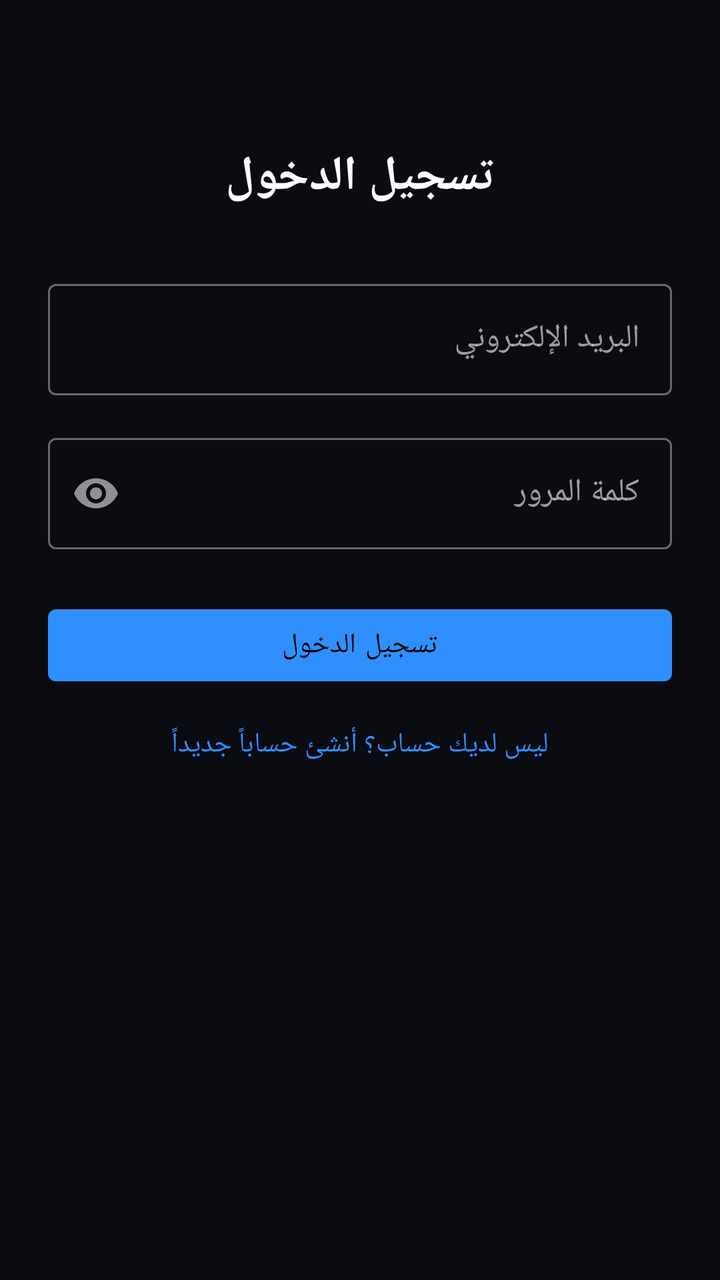
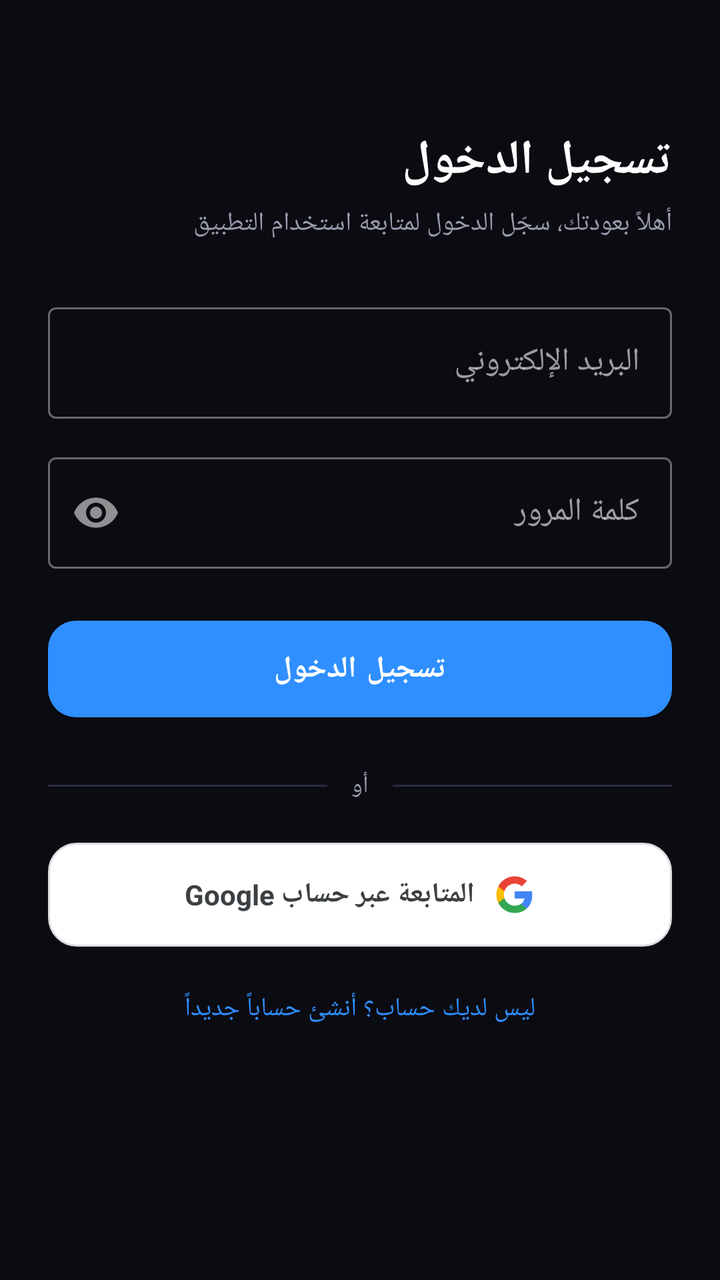

Compare the two renders of this Android layout. The source of the first and the diff that turns it into the second are given below.
<!-- AndroidManifest.xml: application theme Theme.Aqar -->
<!-- res/layout/fragment_login.xml -->
<?xml version="1.0" encoding="utf-8"?>
<androidx.constraintlayout.widget.ConstraintLayout xmlns:android="http://schemas.android.com/apk/res/android"
    xmlns:app="http://schemas.android.com/apk/res-auto"
    android:layout_width="match_parent"
    android:layout_height="match_parent"
    android:background="@color/background_dark"
    android:padding="24dp">

    <TextView
        android:id="@+id/loginTitle"
        android:layout_width="wrap_content"
        android:layout_height="wrap_content"
        android:layout_marginTop="48dp"
        android:text="تسجيل الدخول"
        android:textColor="@color/text_primary"
        android:textSize="24sp"
        android:textStyle="bold"
        app:layout_constraintTop_toTopOf="parent"
        app:layout_constraintStart_toStartOf="parent"
        app:layout_constraintEnd_toEndOf="parent" />

    <com.google.android.material.textfield.TextInputLayout
        android:id="@+id/emailLayout"
        style="@style/Widget.MaterialComponents.TextInputLayout.OutlinedBox"
        android:layout_width="0dp"
        android:layout_height="wrap_content"
        android:layout_marginTop="32dp"
        android:hint="البريد الإلكتروني"
        app:layout_constraintTop_toBottomOf="@id/loginTitle"
        app:layout_constraintStart_toStartOf="parent"
        app:layout_constraintEnd_toEndOf="parent">

        <com.google.android.material.textfield.TextInputEditText
            android:id="@+id/emailInput"
            android:layout_width="match_parent"
            android:layout_height="wrap_content"
            android:inputType="textEmailAddress" />
    </com.google.android.material.textfield.TextInputLayout>

    <com.google.android.material.textfield.TextInputLayout
        android:id="@+id/passwordLayout"
        style="@style/Widget.MaterialComponents.TextInputLayout.OutlinedBox"
        android:layout_width="0dp"
        android:layout_height="wrap_content"
        android:layout_marginTop="16dp"
        android:hint="كلمة المرور"
        app:passwordToggleEnabled="true"
        app:layout_constraintTop_toBottomOf="@id/emailLayout"
        app:layout_constraintStart_toStartOf="parent"
        app:layout_constraintEnd_toEndOf="parent">

        <com.google.android.material.textfield.TextInputEditText
            android:id="@+id/passwordInput"
            android:layout_width="match_parent"
            android:layout_height="wrap_content"
            android:inputType="textPassword" />
    </com.google.android.material.textfield.TextInputLayout>

    <TextView
        android:id="@+id/errorText"
        android:layout_width="0dp"
        android:layout_height="wrap_content"
        android:layout_marginTop="8dp"
        android:textColor="#FF5252"
        android:visibility="gone"
        app:layout_constraintTop_toBottomOf="@id/passwordLayout"
        app:layout_constraintStart_toStartOf="parent"
        app:layout_constraintEnd_toEndOf="parent" />

    <Button
        android:id="@+id/loginButton"
        android:layout_width="0dp"
        android:layout_height="wrap_content"
        android:layout_marginTop="24dp"
        android:text="تسجيل الدخول"
        app:layout_constraintTop_toBottomOf="@id/errorText"
        app:layout_constraintStart_toStartOf="parent"
        app:layout_constraintEnd_toEndOf="parent" />

    <TextView
        android:id="@+id/goToRegisterText"
        android:layout_width="wrap_content"
        android:layout_height="wrap_content"
        android:layout_marginTop="16dp"
        android:text="ليس لديك حساب؟ أنشئ حساباً جديداً"
        android:textColor="@color/primary_blue"
        app:layout_constraintTop_toBottomOf="@id/loginButton"
        app:layout_constraintStart_toStartOf="parent"
        app:layout_constraintEnd_toEndOf="parent" />

</androidx.constraintlayout.widget.ConstraintLayout>
<!-- resources referenced by this layout -->
<resources>
  <color name="background_dark">#0B0B12</color>
  <color name="primary_blue">#2F8FFF</color>
  <color name="text_primary">#FFFFFF</color>
  <style name="Theme.Aqar" parent="Theme.MaterialComponents.NoActionBar">
          <item name="colorPrimary">@color/primary_blue</item>
          <item name="colorPrimaryDark">@color/background_dark</item>
          <item name="colorSecondary">@color/accent_orange</item>
          <item name="colorSurface">@color/surface_card</item>
          <item name="colorOnSurface">@color/text_primary</item>
          <item name="colorOnBackground">@color/text_primary</item>
          <item name="android:windowBackground">@color/background_dark</item>
          <item name="android:statusBarColor">@color/background_dark</item>
          <item name="android:navigationBarColor">@color/background_dark</item>
          <item name="android:layoutDirection">rtl</item>
      </style>
  <color name="accent_orange">#FF9500</color>
  <color name="surface_card">#161829</color>
</resources>

<!-- the commit's change to res/layout/fragment_login.xml (unified diff, before → after) -->
@@ -1,91 +1,142 @@
 <?xml version="1.0" encoding="utf-8"?>
-<androidx.constraintlayout.widget.ConstraintLayout xmlns:android="http://schemas.android.com/apk/res/android"
+<androidx.core.widget.NestedScrollView xmlns:android="http://schemas.android.com/apk/res/android"
     xmlns:app="http://schemas.android.com/apk/res-auto"
     android:layout_width="match_parent"
     android:layout_height="match_parent"
-    android:background="@color/background_dark"
-    android:padding="24dp">
+    android:background="@color/background_dark">
 
-    <TextView
-        android:id="@+id/loginTitle"
-        android:layout_width="wrap_content"
+    <LinearLayout
+        android:layout_width="match_parent"
         android:layout_height="wrap_content"
-        android:layout_marginTop="48dp"
-        android:text="تسجيل الدخول"
-        android:textColor="@color/text_primary"
-        android:textSize="24sp"
-        android:textStyle="bold"
-        app:layout_constraintTop_toTopOf="parent"
-        app:layout_constraintStart_toStartOf="parent"
-        app:layout_constraintEnd_toEndOf="parent" />
+        android:orientation="vertical"
+        android:padding="24dp">
 
-    <com.google.android.material.textfield.TextInputLayout
-        android:id="@+id/emailLayout"
-        style="@style/Widget.MaterialComponents.TextInputLayout.OutlinedBox"
-        android:layout_width="0dp"
-        android:layout_height="wrap_content"
-        android:layout_marginTop="32dp"
-        android:hint="البريد الإلكتروني"
-        app:layout_constraintTop_toBottomOf="@id/loginTitle"
-        app:layout_constraintStart_toStartOf="parent"
-        app:layout_constraintEnd_toEndOf="parent">
+        <TextView
+            android:id="@+id/loginTitle"
+            android:layout_width="wrap_content"
+            android:layout_height="wrap_content"
+            android:layout_marginTop="40dp"
+            android:text="تسجيل الدخول"
+            android:textColor="@color/text_primary"
+            android:textSize="24sp"
+            android:textStyle="bold" />
 
-        <com.google.android.material.textfield.TextInputEditText
-            android:id="@+id/emailInput"
+        <TextView
+            android:layout_width="wrap_content"
+            android:layout_height="wrap_content"
+            android:layout_marginTop="6dp"
+            android:layout_marginBottom="28dp"
+            android:text="أهلاً بعودتك، سجّل الدخول لمتابعة استخدام التطبيق"
+            android:textColor="@color/text_secondary"
+            android:textSize="13sp" />
+
+        <com.google.android.material.textfield.TextInputLayout
+            style="@style/Widget.MaterialComponents.TextInputLayout.OutlinedBox"
             android:layout_width="match_parent"
             android:layout_height="wrap_content"
-            android:inputType="textEmailAddress" />
-    </com.google.android.material.textfield.TextInputLayout>
+            android:layout_marginBottom="14dp"
+            android:hint="البريد الإلكتروني">
 
-    <com.google.android.material.textfield.TextInputLayout
-        android:id="@+id/passwordLayout"
-        style="@style/Widget.MaterialComponents.TextInputLayout.OutlinedBox"
-        android:layout_width="0dp"
-        android:layout_height="wrap_content"
-        android:layout_marginTop="16dp"
-        android:hint="كلمة المرور"
-        app:passwordToggleEnabled="true"
-        app:layout_constraintTop_toBottomOf="@id/emailLayout"
-        app:layout_constraintStart_toStartOf="parent"
-        app:layout_constraintEnd_toEndOf="parent">
+            <com.google.android.material.textfield.TextInputEditText
+                android:id="@+id/emailInput"
+                android:layout_width="match_parent"
+                android:layout_height="wrap_content"
+                android:inputType="textEmailAddress" />
+        </com.google.android.material.textfield.TextInputLayout>
 
-        <com.google.android.material.textfield.TextInputEditText
-            android:id="@+id/passwordInput"
+        <com.google.android.material.textfield.TextInputLayout
+            style="@style/Widget.MaterialComponents.TextInputLayout.OutlinedBox"
             android:layout_width="match_parent"
             android:layout_height="wrap_content"
-            android:inputType="textPassword" />
-    </com.google.android.material.textfield.TextInputLayout>
+            android:hint="كلمة المرور"
+            app:passwordToggleEnabled="true">
 
-    <TextView
-        android:id="@+id/errorText"
-        android:layout_width="0dp"
-        android:layout_height="wrap_content"
-        android:layout_marginTop="8dp"
-        android:textColor="#FF5252"
-        android:visibility="gone"
-        app:layout_constraintTop_toBottomOf="@id/passwordLayout"
-        app:layout_constraintStart_toStartOf="parent"
-        app:layout_constraintEnd_toEndOf="parent" />
+            <com.google.android.material.textfield.TextInputEditText
+                android:id="@+id/passwordInput"
+                android:layout_width="match_parent"
+                android:layout_height="wrap_content"
+                android:inputType="textPassword" />
+        </com.google.android.material.textfield.TextInputLayout>
 
-    <Button
-        android:id="@+id/loginButton"
-        android:layout_width="0dp"
-        android:layout_height="wrap_content"
-        android:layout_marginTop="24dp"
-        android:text="تسجيل الدخول"
-        app:layout_constraintTop_toBottomOf="@id/errorText"
-        app:layout_constraintStart_toStartOf="parent"
-        app:layout_constraintEnd_toEndOf="parent" />
+        <TextView
+            android:id="@+id/errorText"
+            android:layout_width="match_parent"
+            android:layout_height="wrap_content"
+            android:layout_marginTop="10dp"
+            android:textColor="@color/danger_red"
+            android:visibility="gone" />
 
-    <TextView
-        android:id="@+id/goToRegisterText"
-        android:layout_width="wrap_content"
-        android:layout_height="wrap_content"
-        android:layout_marginTop="16dp"
-        android:text="ليس لديك حساب؟ أنشئ حساباً جديداً"
-        android:textColor="@color/primary_blue"
-        app:layout_constraintTop_toBottomOf="@id/loginButton"
-        app:layout_constraintStart_toStartOf="parent"
-        app:layout_constraintEnd_toEndOf="parent" />
+        <com.google.android.material.button.MaterialButton
+            android:id="@+id/loginButton"
+            style="@style/PrimaryActionButton"
+            android:layout_width="match_parent"
+            android:layout_height="wrap_content"
+            android:layout_marginTop="20dp"
+            android:text="تسجيل الدخول" />
 
-</androidx.constraintlayout.widget.ConstraintLayout>
+        <LinearLayout
+            android:layout_width="match_parent"
+            android:layout_height="wrap_content"
+            android:layout_marginVertical="20dp"
+            android:gravity="center_vertical"
+            android:orientation="horizontal">
+
+            <View
+                android:layout_width="0dp"
+                android:layout_height="1dp"
+                android:layout_weight="1"
+                android:background="@color/divider" />
+
+            <TextView
+                android:layout_width="wrap_content"
+                android:layout_height="wrap_content"
+                android:layout_marginHorizontal="12dp"
+                android:text="أو"
+                android:textColor="@color/text_secondary"
+                android:textSize="12sp" />
+
+            <View
+                android:layout_width="0dp"
+                android:layout_height="1dp"
+                android:layout_weight="1"
+                android:background="@color/divider" />
+        </LinearLayout>
+
+        <LinearLayout
+            android:id="@+id/googleSignInButton"
+            android:layout_width="match_parent"
+            android:layout_height="52dp"
+            android:background="@drawable/bg_google_button"
+            android:clickable="true"
+            android:focusable="true"
+            android:gravity="center"
+            android:orientation="horizontal">
+
+            <ImageView
+                android:layout_width="20dp"
+                android:layout_height="20dp"
+                android:layout_marginEnd="10dp"
+                android:src="@drawable/ic_google"
+                android:contentDescription="@null" />
+
+            <TextView
+                android:layout_width="wrap_content"
+                android:layout_height="wrap_content"
+                android:text="المتابعة عبر حساب Google"
+                android:textColor="#3C4043"
+                android:textSize="14sp"
+                android:textStyle="bold" />
+        </LinearLayout>
+
+        <TextView
+            android:id="@+id/goToRegisterText"
+            android:layout_width="wrap_content"
+            android:layout_height="wrap_content"
+            android:layout_marginTop="22dp"
+            android:layout_gravity="center"
+            android:text="ليس لديك حساب؟ أنشئ حساباً جديداً"
+            android:textColor="@color/primary_blue"
+            android:textSize="13sp" />
+
+    </LinearLayout>
+</androidx.core.widget.NestedScrollView>
<!-- resource entries referenced after the edit -->
@@ -1,8 +1,35 @@
 <!-- resources referenced by this layout -->
 <resources>
   <color name="background_dark">#0B0B12</color>
+  <color name="danger_red">#FF5252</color>
+  <color name="divider">#2A2C3D</color>
   <color name="primary_blue">#2F8FFF</color>
   <color name="text_primary">#FFFFFF</color>
+  <color name="text_secondary">#9A9CAE</color>
+  <!-- drawable bg_google_button (drawable) -->
+  <shape xmlns:android="http://schemas.android.com/apk/res/android">
+      <solid android:color="#FFFFFF" />
+      <corners android:radius="14dp" />
+      <stroke android:width="1dp" android:color="#DADCE0" />
+  </shape>
+  <!-- drawable ic_google (drawable) -->
+  <vector xmlns:android="http://schemas.android.com/apk/res/android"
+      android:width="20dp" android:height="20dp"
+      android:viewportWidth="48" android:viewportHeight="48">
+      <path android:fillColor="#4285F4" android:pathData="M45.12,24.5c0,-1.56 -0.14,-3.06 -0.4,-4.5H24v8.51h11.84c-0.51,2.75 -2.06,5.08 -4.39,6.64v5.52h7.11c4.16,-3.83 6.56,-9.47 6.56,-16.17z"/>
+      <path android:fillColor="#34A853" android:pathData="M24,46c5.94,0 10.92,-1.97 14.56,-5.33l-7.11,-5.52c-1.97,1.32 -4.49,2.1 -7.45,2.1 -5.73,0 -10.58,-3.87 -12.31,-9.07H4.34v5.7C7.96,41.07 15.4,46 24,46z"/>
+      <path android:fillColor="#FBBC05" android:pathData="M11.69,28.18C11.25,26.86 11,25.45 11,24s0.25,-2.86 0.69,-4.18v-5.7H4.34C2.85,17.09 2,20.45 2,24s0.85,6.91 2.34,9.88l7.35,-5.7z"/>
+      <path android:fillColor="#EA4335" android:pathData="M24,10.75c3.23,0 6.13,1.11 8.41,3.29l6.31,-6.31C34.91,4.18 29.93,2 24,2 15.4,2 7.96,6.93 4.34,14.12l7.35,5.7c1.73,-5.2 6.58,-9.07 12.31,-9.07z"/>
+  </vector>
+  <style name="PrimaryActionButton" parent="Widget.MaterialComponents.Button">
+          <item name="backgroundTint">@color/primary_blue</item>
+          <item name="android:textColor">@android:color/white</item>
+          <item name="android:textSize">15sp</item>
+          <item name="android:textStyle">bold</item>
+          <item name="cornerRadius">14dp</item>
+          <item name="android:paddingTop">14dp</item>
+          <item name="android:paddingBottom">14dp</item>
+      </style>
   <style name="Theme.Aqar" parent="Theme.MaterialComponents.NoActionBar">
           <item name="colorPrimary">@color/primary_blue</item>
           <item name="colorPrimaryDark">@color/background_dark</item>
